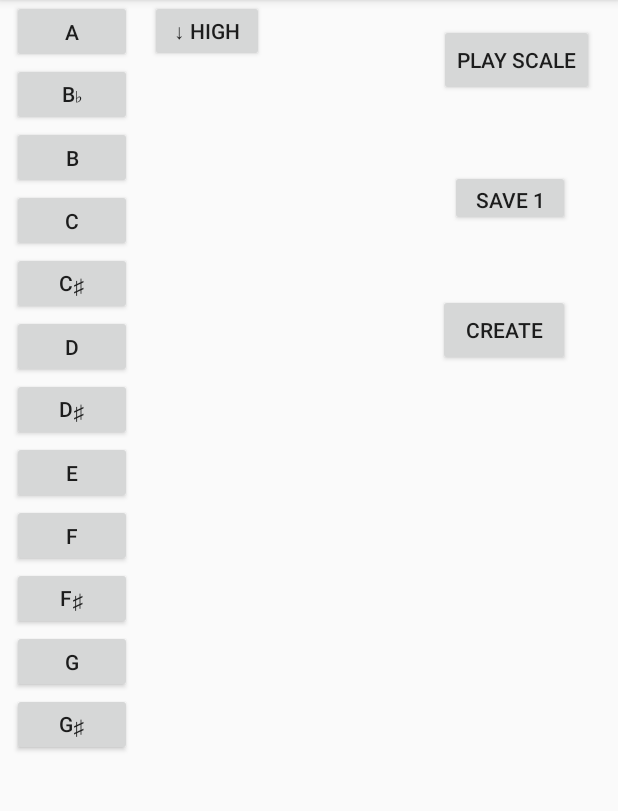
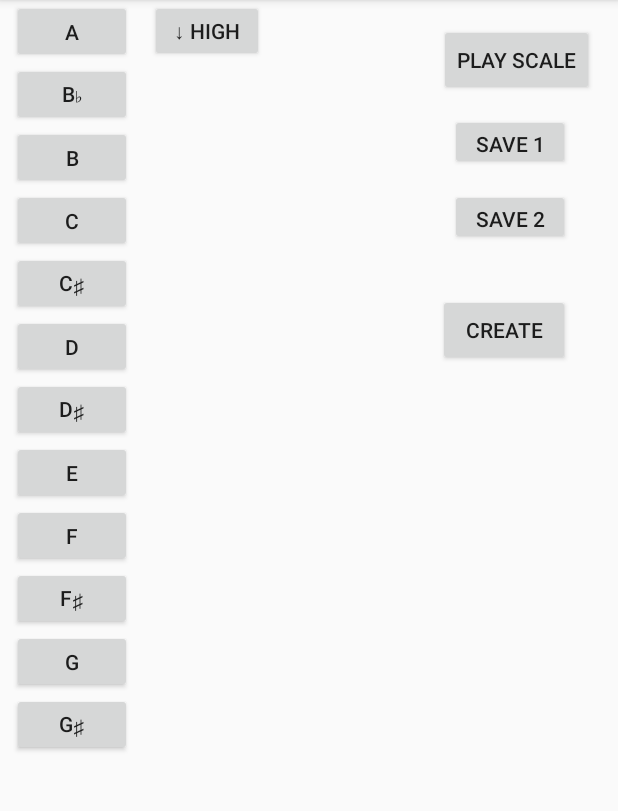
Before and after one commit to Michael555318/Synthesizer, an Android app: the SynthesizerActivity screen opened directly, with no data from a screen before it, on a phone screen of 412 x 824 dp, the part 84-895 px from its top. Run offline under Robolectric (Android 15) with nearby library versions, the phone set to English and light mode, and no system bars.

Commit message:
added save 2

```diff
--- a/app/src/main/java/com/example/synthesizer/SynthesizerActivity.java
+++ b/app/src/main/java/com/example/synthesizer/SynthesizerActivity.java
@@ -3,6 +3,8 @@ package com.example.synthesizer;
 import android.graphics.Color;
 import android.media.AudioManager;
 import android.media.SoundPool;
+import android.os.Handler;
+import android.os.SystemClock;
 import android.support.annotation.ColorLong;
 import android.support.v7.app.AppCompatActivity;
 import android.os.Bundle;
@@ -26,6 +28,11 @@ public class SynthesizerActivity extends AppCompatActivity implements View.OnCli
     private ArrayList<Button> saveSong1;
     private ArrayList<Integer> saveDelay1;
     private ArrayList<Boolean> saveLow1;
+    private Button save2;
+    private Boolean saved2 = false;
+    private ArrayList<Button> saveSong2;
+    private ArrayList<Integer> saveDelay2;
+    private ArrayList<Boolean> saveLow2;
     //Notes
     private Map<Integer, Integer> noteMap;
     private Button scroll;
@@ -86,7 +93,7 @@ public class SynthesizerActivity extends AppCompatActivity implements View.OnCli
     private boolean doubleSpeed = false;
     private CheckBox speedxquarter;
     private Boolean quarterSpeed = false;
-
+    //Constants
     public static final float DEFAULT_VOLUME = 1.0f;
     public static final float DEFAULT_RATE = 1.0f;
     public static final int DEFAULT_PRIORITY = 1;
@@ -148,6 +155,7 @@ public class SynthesizerActivity extends AppCompatActivity implements View.OnCli
         speedxwhole = findViewById(R.id.checkbox_main_createwhole);
         speedxquarter = findViewById(R.id.checkBox_main_createquarter);
         save1 = findViewById(R.id.button_main_save1);
+        save2 = findViewById(R.id.button_main_save2);
     }
 
     private void initializeSoundPool() {
@@ -204,6 +212,7 @@ public class SynthesizerActivity extends AppCompatActivity implements View.OnCli
         speedxdouble.setOnClickListener(this);
         speedxquarter.setOnClickListener(this);
         save1.setOnClickListener(this);
+        save2.setOnClickListener(this);
     }
 
     @Override
@@ -314,6 +323,22 @@ public class SynthesizerActivity extends AppCompatActivity implements View.OnCli
                         playSong(saveSong1, saveDelay1, saveLow1);
                     } else if (!saved1) {
                         Toast.makeText(this, "Save 1 is empty.", Toast.LENGTH_SHORT).show();
+                    }
+                }
+                break;
+
+            case R.id.button_main_save2:
+                if (createMode) {
+                    saveSong2 = createNoteSequence;
+                    saveDelay2 = createDelaySequence;
+                    saveLow2 = createLowSequence;
+                    saved2 = true;
+                    Toast.makeText(this, "Song saved!", Toast.LENGTH_SHORT).show();
+                } else {
+                    if (saved2) {
+                        playSong(saveSong2, saveDelay2, saveLow2);
+                    } else if (!saved2) {
+                        Toast.makeText(this, "Save 2 is empty.", Toast.LENGTH_SHORT).show();
                     }
                 }
                 break;
@@ -534,7 +559,7 @@ public class SynthesizerActivity extends AppCompatActivity implements View.OnCli
     }
 
     private void addNote(Button button)  {
-        if (createNoteSequence.size() <= 80) {
+        if (createNoteSequence.size() <= 60) {
             createDelaySequence.add(getDelay());
             createNoteSequence.add(button);
             createLowSequence.add(low);
@@ -542,7 +567,7 @@ public class SynthesizerActivity extends AppCompatActivity implements View.OnCli
             addNotes = addNotes + addition;
             createNotes.setText(addNotes);
         } else {
-            Toast.makeText(this, "Maximum is 80 notes!", Toast.LENGTH_SHORT).show();
+            Toast.makeText(this, "Maximum is 60 notes!", Toast.LENGTH_SHORT).show();
         }
     }
 
--- a/app/src/main/res/layout/activity_synthesizer.xml
+++ b/app/src/main/res/layout/activity_synthesizer.xml
@@ -5,6 +5,21 @@
     android:layout_width="match_parent"
     android:layout_height="match_parent"
     tools:context=".SynthesizerActivity">
+
+    <Button
+        android:id="@+id/button_main_save2"
+        android:layout_width="80dp"
+        android:layout_height="37dp"
+        android:layout_marginBottom="8dp"
+        android:layout_marginEnd="32dp"
+        android:layout_marginTop="12dp"
+        android:text="Save 2"
+        android:visibility="visible"
+        app:layout_constraintBottom_toTopOf="@+id/button_main_create"
+        app:layout_constraintEnd_toEndOf="parent"
+        app:layout_constraintTop_toBottomOf="@+id/button_main_playscale"
+        app:layout_constraintVertical_bias="0.666"
+        tools:ignore="HardcodedText" />
 
     <Button
         android:id="@+id/button_synth_a"
@@ -199,6 +214,7 @@
         app:layout_constraintBottom_toTopOf="@+id/button_main_create"
         app:layout_constraintEnd_toEndOf="parent"
         app:layout_constraintTop_toBottomOf="@+id/button_main_playscale"
+        app:layout_constraintVertical_bias="0.0"
         tools:ignore="HardcodedText" />
         />
 
```
